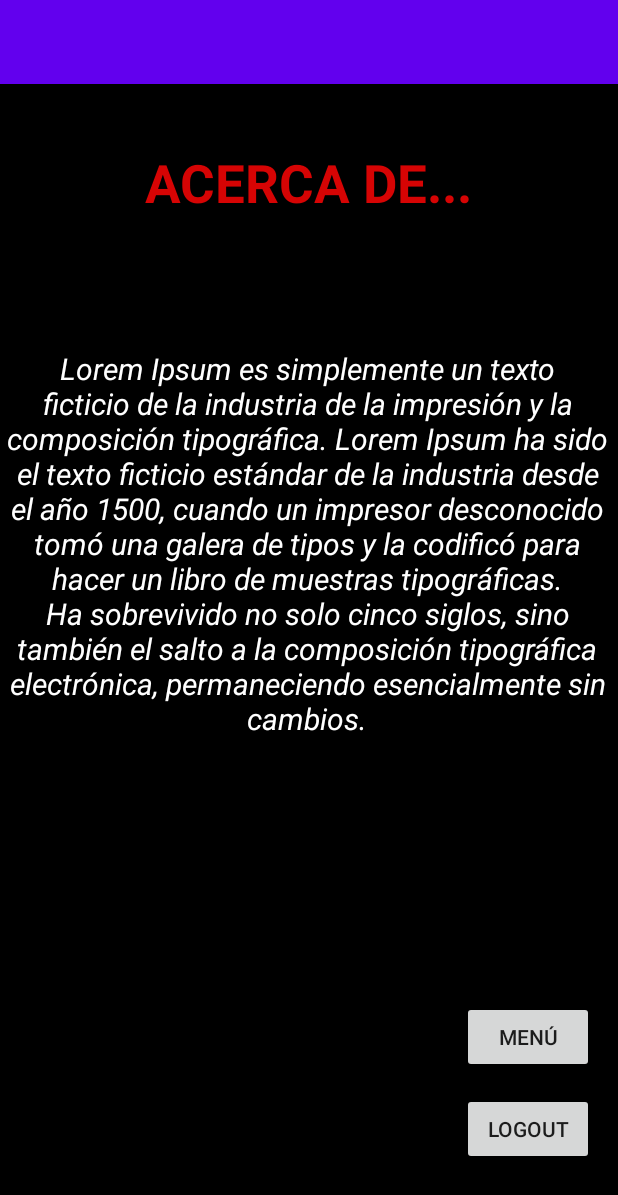
After one commit to chiarab22/UAX-ARENA, an Android app: the Presentation screen opened directly, with no data from a screen before it, on a phone screen of 412 x 824 dp. The commit adds this screen. Shown: the top 1195 px of the screen. Run offline under Robolectric (Android 15) with nearby library versions, the phone set to English and light mode, and no system bars.

Commit message:
update uax arena

```diff
--- /dev/null
+++ b/UAXARENA/app/src/main/java/com/example/android/uaxarena/Presentation.java
@@ -0,0 +1,27 @@
+package com.example.android.uaxarena;
+
+import android.content.Intent;
+import android.os.Bundle;
+import android.support.v7.app.AppCompatActivity;
+import android.view.View;
+
+public class Presentation extends AppCompatActivity {
+    Intent intent;
+    @Override
+    protected void onCreate(Bundle savedInstanceState) {
+        super.onCreate(savedInstanceState);
+        setContentView(R.layout.activity_presentation);
+
+    }
+    public void exit (View view){
+        intent = new Intent(Presentation.this, MainActivity.class);
+        startActivity(intent);
+    }
+
+
+    public void menu (View view){
+        intent = new Intent(Presentation.this, Menu.class);
+        startActivity(intent);
+
+    }
+}
--- a/UAXARENA/app/src/main/res/layout/activity_presentation.xml
+++ b/UAXARENA/app/src/main/res/layout/activity_presentation.xml
@@ -1,6 +1,67 @@
 <?xml version="1.0" encoding="utf-8"?>
 <android.support.constraint.ConstraintLayout xmlns:android="http://schemas.android.com/apk/res/android"
+    xmlns:app="http://schemas.android.com/apk/res-auto"
+    xmlns:tools="http://schemas.android.com/tools"
     android:layout_width="match_parent"
-    android:layout_height="match_parent">
+    android:layout_height="match_parent"
+    android:background="@color/black">
+
+    <TextView
+        android:id="@+id/title_about"
+        android:layout_width="wrap_content"
+        android:layout_height="wrap_content"
+        android:text="@string/acercade"
+        android:textAlignment="center"
+        android:textColor="#D60404"
+        android:textSize="35sp"
+        android:textStyle="bold"
+        app:layout_constraintBottom_toBottomOf="parent"
+        app:layout_constraintEnd_toEndOf="parent"
+        app:layout_constraintHorizontal_bias="0.497"
+        app:layout_constraintStart_toStartOf="parent"
+        app:layout_constraintTop_toTopOf="parent"
+        app:layout_constraintVertical_bias="0.058" />
+
+    <TextView
+        android:id="@+id/about_us"
+        android:layout_width="406dp"
+        android:layout_height="383dp"
+        android:text="@string/texto"
+        android:textAlignment="center"
+        android:textColor="@color/white"
+        android:textSize="20sp"
+        android:textStyle="italic"
+        app:layout_constraintBottom_toBottomOf="parent"
+        app:layout_constraintEnd_toEndOf="parent"
+        app:layout_constraintHorizontal_bias="0.294"
+        app:layout_constraintStart_toStartOf="parent"
+        app:layout_constraintTop_toTopOf="parent"
+        app:layout_constraintVertical_bias="0.457" />
+
+    <Button
+        android:id="@+id/exit"
+        android:layout_width="wrap_content"
+        android:layout_height="wrap_content"
+        android:text="@string/logout1"
+        android:onClick="exit"
+        app:layout_constraintBottom_toBottomOf="parent"
+        app:layout_constraintEnd_toEndOf="parent"
+        app:layout_constraintHorizontal_bias="0.95"
+        app:layout_constraintStart_toStartOf="parent"
+        app:layout_constraintTop_toTopOf="parent"
+        app:layout_constraintVertical_bias="0.934" />
+
+    <Button
+        android:id="@+id/back"
+        android:layout_width="wrap_content"
+        android:layout_height="wrap_content"
+        android:text="@string/menus"
+        android:onClick="menu"
+        app:layout_constraintBottom_toTopOf="@+id/exit"
+        app:layout_constraintEnd_toEndOf="parent"
+        app:layout_constraintHorizontal_bias="0.95"
+        app:layout_constraintStart_toStartOf="parent"
+        app:layout_constraintTop_toTopOf="parent"
+        app:layout_constraintVertical_bias="0.979" />
 
 </android.support.constraint.ConstraintLayout>
--- a/UAXARENA/app/src/main/res/values/strings.xml
+++ b/UAXARENA/app/src/main/res/values/strings.xml
@@ -9,4 +9,14 @@
     <string name="play">JUGAR</string>
     <string name="characters">PERSONAJES</string>
     <string name="logout">CERRAR SESIÓN</string>
+    <string name="menus">Menú</string>
+    <string name="logout1">Logout</string>
+    <string name="acercade">ACERCA DE...</string>
+    <string name="texto">Lorem Ipsum es simplemente un texto ficticio
+        de la industria de la impresión y la composición tipográfica.
+        Lorem Ipsum ha sido el texto ficticio estándar de la industria desde
+        el año 1500, cuando un impresor desconocido tomó una galera de tipos y
+        la codificó para hacer un libro de muestras tipográficas. Ha sobrevivido
+        no solo cinco siglos, sino también el salto a la composición tipográfica
+        electrónica, permaneciendo esencialmente sin cambios.</string>
 </resources>
```
Also changed, not shown: UAXARENA/app/src/main/AndroidManifest.xml (+14 -1 lines), UAXARENA/app/src/main/java/com/example/android/uaxarena/Characters.java (added, +14 -0 lines), UAXARENA/app/src/main/java/com/example/android/uaxarena/Menu.java (+11 -6 lines), UAXARENA/app/src/main/res/layout/activity_menu.xml (+10 -9 lines), 1 other file.
